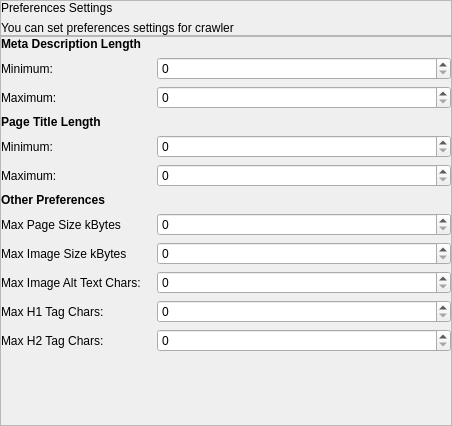
Above: seospider/ui/preferences_settings_widget.ui from andrascii/RiveSolutions_SEO_Spider before the change. Below: the same form after it.
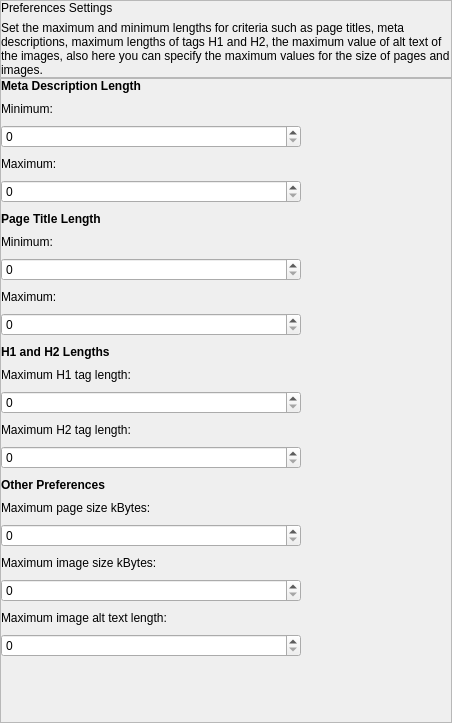
That is the form after the change.

What changed in the file:
```diff
--- a/seospider/ui/preferences_settings_widget.ui
+++ b/seospider/ui/preferences_settings_widget.ui
@@ -7,7 +7,7 @@
     <x>0</x>
     <y>0</y>
     <width>452</width>
-    <height>426</height>
+    <height>723</height>
    </rect>
   </property>
   <property name="windowTitle">
@@ -74,7 +74,10 @@
         <item>
          <widget class="QLabel" name="text">
           <property name="text">
-           <string>You can set preferences settings for crawler</string>
+           <string>Set the maximum and minimum lengths for criteria such as page titles, meta descriptions, maximum lengths of tags H1 and H2, the maximum value of alt text of the images, also here you can specify the maximum values for the size of pages and images.</string>
+          </property>
+          <property name="wordWrap">
+           <bool>true</bool>
           </property>
          </widget>
         </item>
@@ -118,7 +121,17 @@
         <property name="bottomMargin">
          <number>0</number>
         </property>
-        <item row="7" column="0" colspan="3">
+        <property name="verticalSpacing">
+         <number>9</number>
+        </property>
+        <item row="20" column="0" colspan="2">
+         <widget class="QLabel" name="label_11">
+          <property name="text">
+           <string>Maximum image size kBytes:</string>
+          </property>
+         </widget>
+        </item>
+        <item row="17" column="0" colspan="2">
          <widget class="QLabel" name="label_2">
           <property name="font">
            <font>
@@ -131,28 +144,47 @@
           </property>
          </widget>
         </item>
-        <item row="14" column="0" colspan="2">
-         <spacer name="verticalSpacer">
-          <property name="orientation">
-           <enum>Qt::Vertical</enum>
+        <item row="22" column="0" colspan="2">
+         <widget class="QLabel" name="label_12">
+          <property name="text">
+           <string>Maximum image alt text length:</string>
           </property>
-          <property name="sizeHint" stdset="0">
+         </widget>
+        </item>
+        <item row="0" column="0" colspan="2">
+         <widget class="QLabel" name="label">
+          <property name="font">
+           <font>
+            <weight>75</weight>
+            <bold>true</bold>
+           </font>
+          </property>
+          <property name="text">
+           <string>Meta Description Length</string>
+          </property>
+         </widget>
+        </item>
+        <item row="19" column="0" colspan="2">
+         <widget class="QSpinBox" name="spinBox_7">
+          <property name="sizePolicy">
+           <sizepolicy hsizetype="Preferred" vsizetype="Preferred">
+            <horstretch>0</horstretch>
+            <verstretch>0</verstretch>
+           </sizepolicy>
+          </property>
+          <property name="minimumSize">
            <size>
-            <width>20</width>
-            <height>40</height>
+            <width>50</width>
+            <height>0</height>
            </size>
           </property>
-         </spacer>
-        </item>
-        <item row="6" column="0">
-         <widget class="QLabel" name="label_15">
-          <property name="text">
-           <string>Maximum:</string>
+          <property name="maximum">
+           <number>300</number>
           </property>
          </widget>
         </item>
-        <item row="1" column="1" colspan="2">
-         <widget class="QSpinBox" name="spinBox_4">
+        <item row="11" column="0" colspan="2">
+         <widget class="QSpinBox" name="spinBox_10">
           <property name="sizePolicy">
            <sizepolicy hsizetype="Preferred" vsizetype="Preferred">
             <horstretch>0</horstretch>
@@ -173,7 +205,7 @@
           </property>
          </widget>
         </item>
-        <item row="5" column="1" colspan="2">
+        <item row="9" column="0" colspan="2">
          <widget class="QSpinBox" name="spinBox_9">
           <property name="sizePolicy">
            <sizepolicy hsizetype="Preferred" vsizetype="Preferred">
@@ -195,41 +227,43 @@
           </property>
          </widget>
         </item>
-        <item row="2" column="0" rowspan="2">
-         <widget class="QLabel" name="label_8">
-          <property name="text">
-           <string>Maximum:</string>
+        <item row="4" column="0" rowspan="3" colspan="2">
+         <widget class="QSpinBox" name="spinBox_8">
+          <property name="sizePolicy">
+           <sizepolicy hsizetype="Preferred" vsizetype="Preferred">
+            <horstretch>0</horstretch>
+            <verstretch>0</verstretch>
+           </sizepolicy>
           </property>
-         </widget>
-        </item>
-        <item row="14" column="2">
-         <spacer name="horizontalSpacer">
-          <property name="orientation">
-           <enum>Qt::Horizontal</enum>
-          </property>
-          <property name="sizeHint" stdset="0">
+          <property name="minimumSize">
            <size>
-            <width>40</width>
-            <height>20</height>
+            <width>50</width>
+            <height>0</height>
            </size>
           </property>
-         </spacer>
-        </item>
-        <item row="11" column="0">
-         <widget class="QLabel" name="label_13">
-          <property name="text">
-           <string>Max H1 Tag Chars:</string>
+          <property name="maximum">
+           <number>300</number>
+          </property>
+          <property name="controlKey" stdset="0">
+           <string notr="true">maxDescriptionLength</string>
           </property>
          </widget>
         </item>
-        <item row="5" column="0">
-         <widget class="QLabel" name="label_6">
+        <item row="1" column="0" colspan="2">
+         <widget class="QLabel" name="label_4">
           <property name="text">
            <string>Minimum:</string>
           </property>
          </widget>
         </item>
-        <item row="13" column="0">
+        <item row="15" column="0" colspan="2">
+         <widget class="QLabel" name="label_14">
+          <property name="text">
+           <string>Maximum H2 tag length:</string>
+          </property>
+         </widget>
+        </item>
+        <item row="24" column="0" rowspan="5" colspan="2">
          <spacer name="horizontalSpacer_2">
           <property name="orientation">
            <enum>Qt::Horizontal</enum>
@@ -239,100 +273,13 @@
           </property>
           <property name="sizeHint" stdset="0">
            <size>
-            <width>150</width>
+            <width>300</width>
             <height>20</height>
            </size>
           </property>
          </spacer>
         </item>
-        <item row="11" column="1" colspan="2">
-         <widget class="QSpinBox" name="spinBox">
-          <property name="sizePolicy">
-           <sizepolicy hsizetype="Preferred" vsizetype="Preferred">
-            <horstretch>0</horstretch>
-            <verstretch>0</verstretch>
-           </sizepolicy>
-          </property>
-          <property name="minimumSize">
-           <size>
-            <width>50</width>
-            <height>0</height>
-           </size>
-          </property>
-          <property name="maximum">
-           <number>300</number>
-          </property>
-          <property name="controlKey" stdset="0">
-           <string notr="true">maxH1LengthChars</string>
-          </property>
-         </widget>
-        </item>
-        <item row="9" column="1" colspan="2">
-         <widget class="QSpinBox" name="spinBox_6">
-          <property name="sizePolicy">
-           <sizepolicy hsizetype="Preferred" vsizetype="Preferred">
-            <horstretch>0</horstretch>
-            <verstretch>0</verstretch>
-           </sizepolicy>
-          </property>
-          <property name="minimumSize">
-           <size>
-            <width>50</width>
-            <height>0</height>
-           </size>
-          </property>
-          <property name="maximum">
-           <number>300</number>
-          </property>
-          <property name="controlKey" stdset="0">
-           <string notr="true">maxImageSize</string>
-          </property>
-         </widget>
-        </item>
-        <item row="6" column="1" colspan="2">
-         <widget class="QSpinBox" name="spinBox_10">
-          <property name="sizePolicy">
-           <sizepolicy hsizetype="Preferred" vsizetype="Preferred">
-            <horstretch>0</horstretch>
-            <verstretch>0</verstretch>
-           </sizepolicy>
-          </property>
-          <property name="minimumSize">
-           <size>
-            <width>50</width>
-            <height>0</height>
-           </size>
-          </property>
-          <property name="maximum">
-           <number>300</number>
-          </property>
-          <property name="controlKey" stdset="0">
-           <string notr="true">maxTitleLength</string>
-          </property>
-         </widget>
-        </item>
-        <item row="1" column="0">
-         <widget class="QLabel" name="label_4">
-          <property name="text">
-           <string>Minimum:</string>
-          </property>
-         </widget>
-        </item>
-        <item row="10" column="0">
-         <widget class="QLabel" name="label_12">
-          <property name="text">
-           <string>Max Image Alt Text Chars:</string>
-          </property>
-         </widget>
-        </item>
-        <item row="12" column="0">
-         <widget class="QLabel" name="label_14">
-          <property name="text">
-           <string>Max H2 Tag Chars:</string>
-          </property>
-         </widget>
-        </item>
-        <item row="10" column="1" colspan="2">
+        <item row="23" column="0" colspan="2">
          <widget class="QSpinBox" name="spinBox_2">
           <property name="sizePolicy">
            <sizepolicy hsizetype="Preferred" vsizetype="Preferred">
@@ -354,42 +301,7 @@
           </property>
          </widget>
         </item>
-        <item row="0" column="0" colspan="3">
-         <widget class="QLabel" name="label">
-          <property name="font">
-           <font>
-            <weight>75</weight>
-            <bold>true</bold>
-           </font>
-          </property>
-          <property name="text">
-           <string>Meta Description Length</string>
-          </property>
-         </widget>
-        </item>
-        <item row="2" column="1" rowspan="2" colspan="2">
-         <widget class="QSpinBox" name="spinBox_8">
-          <property name="sizePolicy">
-           <sizepolicy hsizetype="Preferred" vsizetype="Preferred">
-            <horstretch>0</horstretch>
-            <verstretch>0</verstretch>
-           </sizepolicy>
-          </property>
-          <property name="minimumSize">
-           <size>
-            <width>50</width>
-            <height>0</height>
-           </size>
-          </property>
-          <property name="maximum">
-           <number>300</number>
-          </property>
-          <property name="controlKey" stdset="0">
-           <string notr="true">maxDescriptionLength</string>
-          </property>
-         </widget>
-        </item>
-        <item row="12" column="1" colspan="2">
+        <item row="16" column="0" colspan="2">
          <widget class="QSpinBox" name="spinBox_5">
           <property name="sizePolicy">
            <sizepolicy hsizetype="Preferred" vsizetype="Preferred">
@@ -411,7 +323,105 @@
           </property>
          </widget>
         </item>
-        <item row="4" column="0" colspan="3">
+        <item row="13" column="0" colspan="2">
+         <widget class="QLabel" name="label_13">
+          <property name="text">
+           <string>Maximum H1 tag length:</string>
+          </property>
+         </widget>
+        </item>
+        <item row="12" column="0" colspan="2">
+         <widget class="QLabel" name="label_3">
+          <property name="font">
+           <font>
+            <weight>75</weight>
+            <bold>true</bold>
+           </font>
+          </property>
+          <property name="text">
+           <string>H1 and H2 Lengths</string>
+          </property>
+         </widget>
+        </item>
+        <item row="14" column="0" colspan="2">
+         <widget class="QSpinBox" name="spinBox">
+          <property name="sizePolicy">
+           <sizepolicy hsizetype="Preferred" vsizetype="Preferred">
+            <horstretch>0</horstretch>
+            <verstretch>0</verstretch>
+           </sizepolicy>
+          </property>
+          <property name="minimumSize">
+           <size>
+            <width>50</width>
+            <height>0</height>
+           </size>
+          </property>
+          <property name="maximum">
+           <number>300</number>
+          </property>
+          <property name="controlKey" stdset="0">
+           <string notr="true">maxH1LengthChars</string>
+          </property>
+         </widget>
+        </item>
+        <item row="29" column="0" colspan="2">
+         <spacer name="verticalSpacer">
+          <property name="orientation">
+           <enum>Qt::Vertical</enum>
+          </property>
+          <property name="sizeHint" stdset="0">
+           <size>
+            <width>20</width>
+            <height>40</height>
+           </size>
+          </property>
+         </spacer>
+        </item>
+        <item row="21" column="0" colspan="2">
+         <widget class="QSpinBox" name="spinBox_6">
+          <property name="sizePolicy">
+           <sizepolicy hsizetype="Preferred" vsizetype="Preferred">
+            <horstretch>0</horstretch>
+            <verstretch>0</verstretch>
+           </sizepolicy>
+          </property>
+          <property name="minimumSize">
+           <size>
+            <width>50</width>
+            <height>0</height>
+           </size>
+          </property>
+          <property name="maximum">
+           <number>300</number>
+          </property>
+          <property name="controlKey" stdset="0">
+           <string notr="true">maxImageSize</string>
+          </property>
+         </widget>
+        </item>
+        <item row="10" column="0" colspan="2">
+         <widget class="QLabel" name="label_15">
+          <property name="text">
+           <string>Maximum:</string>
+          </property>
+         </widget>
+        </item>
+        <item row="18" column="0" colspan="2">
+         <widget class="QLabel" name="label_16">
+          <property name="text">
+           <string>Maximum page size kBytes:</string>
+          </property>
+         </widget>
+        </item>
+        <item row="8" column="0" colspan="2">
+         <widget class="QLabel" name="label_6">
+          <property name="text">
+           <string>Minimum:</string>
+          </property>
+         </widget>
+        </item>
+        <item row="7" column="0" colspan="2">
          <widget class="QLabel" name="label_5">
           <property name="font">
            <font>
@@ -424,22 +434,21 @@
           </property>
          </widget>
         </item>
-        <item row="9" column="0">
-         <widget class="QLabel" name="label_11">
-          <property name="text">
-           <string>Max Image Size kBytes</string>
+        <item row="2" column="2">
+         <spacer name="horizontalSpacer">
+          <property name="orientation">
+           <enum>Qt::Horizontal</enum>
           </property>
-         </widget>
-        </item>
-        <item row="8" column="0">
-         <widget class="QLabel" name="label_16">
-          <property name="text">
-           <string>Max Page Size kBytes</string>
+          <property name="sizeHint" stdset="0">
+           <size>
+            <width>40</width>
+            <height>20</height>
+           </size>
           </property>
-         </widget>
+         </spacer>
         </item>
-        <item row="8" column="1" colspan="2">
-         <widget class="QSpinBox" name="spinBox_7">
+        <item row="2" column="0" colspan="2">
+         <widget class="QSpinBox" name="spinBox_4">
           <property name="sizePolicy">
            <sizepolicy hsizetype="Preferred" vsizetype="Preferred">
             <horstretch>0</horstretch>
@@ -456,7 +465,14 @@
            <number>300</number>
           </property>
           <property name="controlKey" stdset="0">
-           <string notr="true">maxPageSize</string>
+           <string notr="true">minDescriptionLength</string>
+          </property>
+         </widget>
+        </item>
+        <item row="3" column="0" colspan="2">
+         <widget class="QLabel" name="label_8">
+          <property name="text">
+           <string>Maximum:</string>
           </property>
          </widget>
         </item>
```
Left out of the diff: 5 changed lines with no effect on the pictures.
